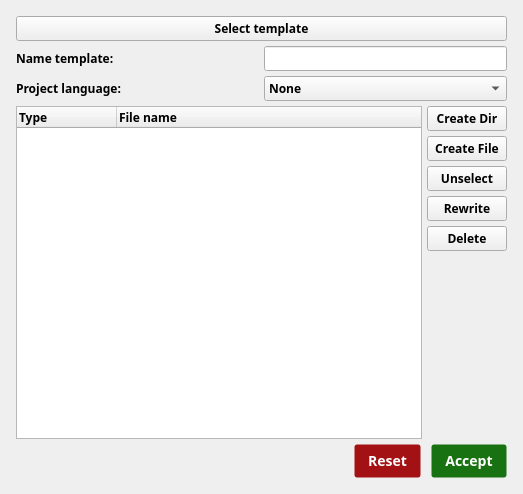
Old version of the form templatesmenu.ui in the repository Notidman/Dollar.
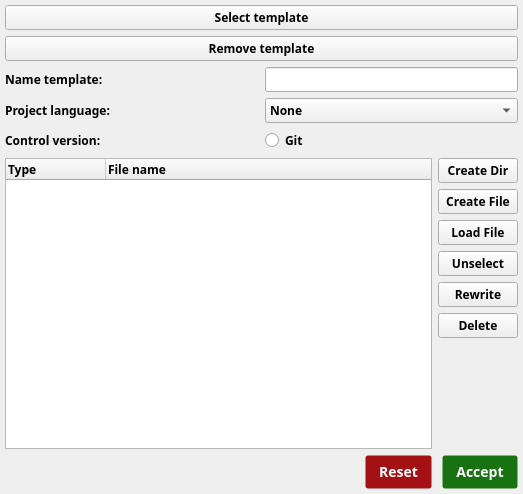
New version of the form.

What changed in the file:
```diff
--- a/templatesmenu.ui
+++ b/templatesmenu.ui
@@ -24,11 +24,20 @@
    <string notr="true"/>
   </property>
   <layout class="QGridLayout" name="gridLayout">
+   <property name="leftMargin">
+    <number>0</number>
+   </property>
+   <property name="topMargin">
+    <number>0</number>
+   </property>
+   <property name="rightMargin">
+    <number>0</number>
+   </property>
+   <property name="bottomMargin">
+    <number>0</number>
+   </property>
    <item row="0" column="0">
     <layout class="QVBoxLayout" name="verticalLayout">
-     <property name="spacing">
-      <number>5</number>
-     </property>
      <property name="leftMargin">
       <number>5</number>
      </property>
@@ -58,6 +67,17 @@
        </item>
       </layout>
      </item>
+     <item>
+      <layout class="QHBoxLayout" name="horizontalLayout">
+       <item>
+        <widget class="QPushButton" name="pb_remove_template">
+         <property name="text">
+          <string>Remove template</string>
+         </property>
+        </widget>
+       </item>
+      </layout>
+     </item>
      <item>
       <layout class="QHBoxLayout" name="hl_name_template">
        <item>
@@ -136,6 +156,24 @@
      <item>
       <layout class="QGridLayout" name="gridLayout_language_form"/>
      </item>
+     <item>
+      <layout class="QHBoxLayout" name="horizontalLayout_2">
+       <item>
+        <widget class="QLabel" name="lb_version_control">
+         <property name="text">
+          <string>Control version:</string>
+         </property>
+        </widget>
+       </item>
+       <item>
+        <widget class="QRadioButton" name="rb_version_control_git">
+         <property name="text">
+          <string>Git</string>
+         </property>
+        </widget>
+       </item>
+      </layout>
+     </item>
      <item>
       <layout class="QHBoxLayout" name="horizontalLayout_9">
        <item>
@@ -180,6 +218,13 @@
            </property>
           </widget>
          </item>
+         <item>
+          <widget class="QPushButton" name="pb_load_file">
+           <property name="text">
+            <string>Load File</string>
+           </property>
+          </widget>
+         </item>
          <item>
           <widget class="QPushButton" name="pb_unselect">
            <property name="text">
```
Left out of the diff: 2 changed lines with no effect on the pictures.
